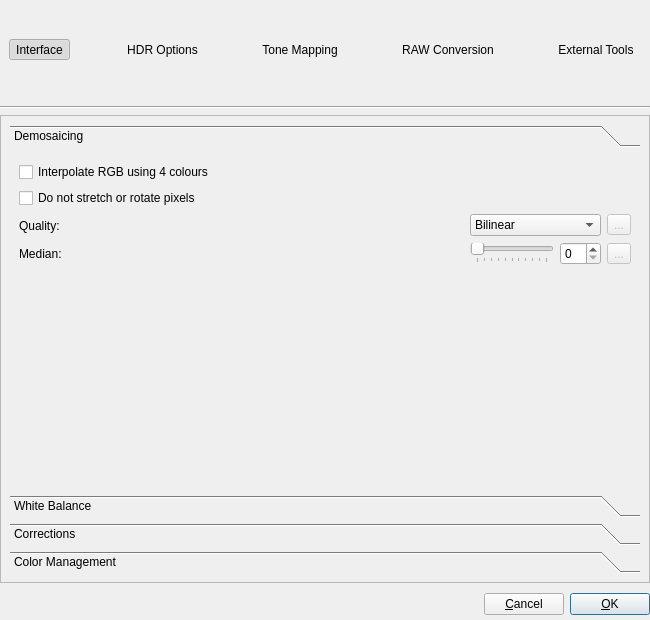
Before: the Qt Designer form forms/PreferencesDialog.ui in LuminanceHDR/LuminanceHDR, drawn with Qt 5.
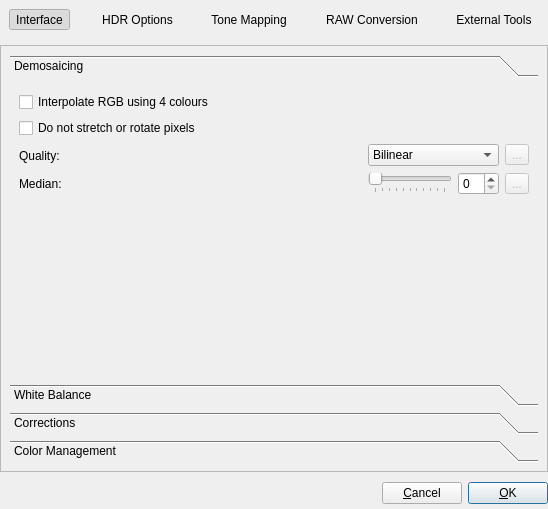
After: the same form once the commit is applied. The open tabs and pages were chosen to show the change. Icons and pictures are not drawn.

Commit message: [UI] - the preview panel has no more horizontal scroll bars - slight changes to preferences dialog for

The edit to the form file:
```diff
--- a/forms/PreferencesDialog.ui
+++ b/forms/PreferencesDialog.ui
@@ -6,28 +6,16 @@
    <rect>
     <x>0</x>
     <y>0</y>
-    <width>650</width>
-    <height>620</height>
+    <width>548</width>
+    <height>509</height>
    </rect>
   </property>
   <property name="sizePolicy">
-   <sizepolicy hsizetype="Fixed" vsizetype="Fixed">
+   <sizepolicy hsizetype="Preferred" vsizetype="Preferred">
     <horstretch>0</horstretch>
     <verstretch>0</verstretch>
    </sizepolicy>
   </property>
-  <property name="minimumSize">
-   <size>
-    <width>650</width>
-    <height>620</height>
-   </size>
-  </property>
-  <property name="maximumSize">
-   <size>
-    <width>650</width>
-    <height>620</height>
-   </size>
-  </property>
   <property name="windowTitle">
    <string>Preferences</string>
   </property>
@@ -40,23 +28,11 @@
      <item>
       <widget class="QFrame" name="framePreferences">
        <property name="sizePolicy">
-        <sizepolicy hsizetype="Preferred" vsizetype="Fixed">
+        <sizepolicy hsizetype="Minimum" vsizetype="Minimum">
          <horstretch>0</horstretch>
-         <verstretch>70</verstretch>
+         <verstretch>0</verstretch>
         </sizepolicy>
        </property>
-       <property name="minimumSize">
-        <size>
-         <width>0</width>
-         <height>100</height>
-        </size>
-       </property>
-       <property name="maximumSize">
-        <size>
-         <width>16777215</width>
-         <height>100</height>
-        </size>
-       </property>
        <property name="autoFillBackground">
         <bool>true</bool>
        </property>
@@ -115,8 +91,8 @@
             </property>
             <property name="sizeHint" stdset="0">
              <size>
-              <width>40</width>
-              <height>20</height>
+              <width>0</width>
+              <height>0</height>
              </size>
             </property>
            </spacer>
@@ -161,8 +137,8 @@
             </property>
             <property name="sizeHint" stdset="0">
              <size>
-              <width>40</width>
-              <height>20</height>
+              <width>0</width>
+              <height>0</height>
              </size>
             </property>
            </spacer>
@@ -207,8 +183,8 @@
             </property>
             <property name="sizeHint" stdset="0">
              <size>
-              <width>40</width>
-              <height>20</height>
+              <width>0</width>
+              <height>0</height>
              </size>
             </property>
            </spacer>
@@ -256,8 +232,8 @@
             </property>
             <property name="sizeHint" stdset="0">
              <size>
-              <width>40</width>
-              <height>20</height>
+              <width>0</width>
+              <height>0</height>
              </size>
             </property>
            </spacer>
@@ -300,21 +276,8 @@
        </layout>
       </widget>
      </item>
-     <item>
-      <widget class="Line" name="line_2">
-       <property name="orientation">
-        <enum>Qt::Horizontal</enum>
-       </property>
-      </widget>
-     </item>
      <item>
       <widget class="QStackedWidget" name="stackedPagesWidget">
-       <property name="minimumSize">
-        <size>
-         <width>0</width>
-         <height>0</height>
-        </size>
-       </property>
        <property name="maximumSize">
         <size>
          <width>16777215</width>
@@ -852,8 +815,8 @@
              <rect>
               <x>0</x>
               <y>0</y>
-              <width>624</width>
-              <height>326</height>
+              <width>526</width>
+              <height>241</height>
              </rect>
             </property>
             <attribute name="label">
```
Left out of the diff: 12 changed lines with no effect on the pictures. The commit also changes 4 other files.
